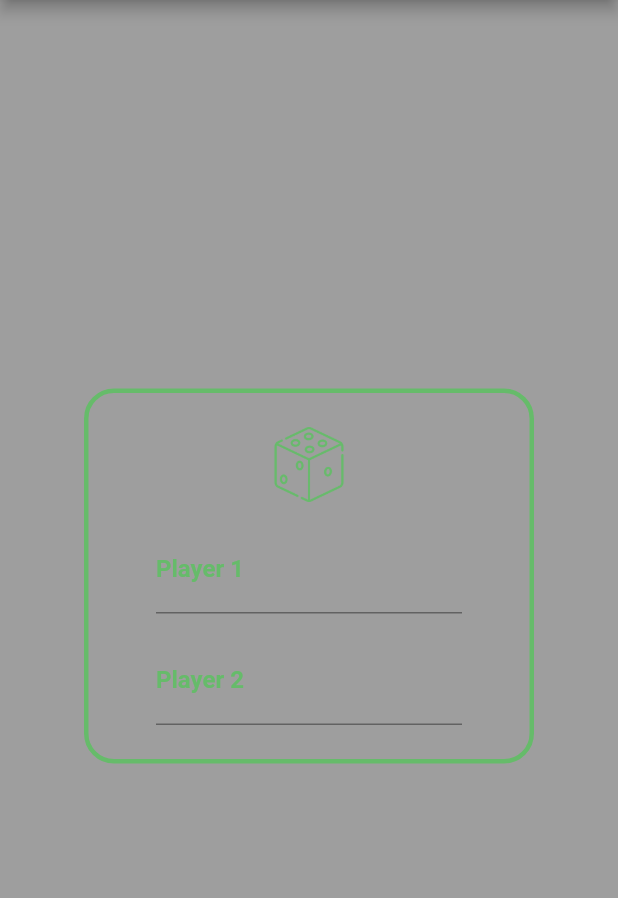
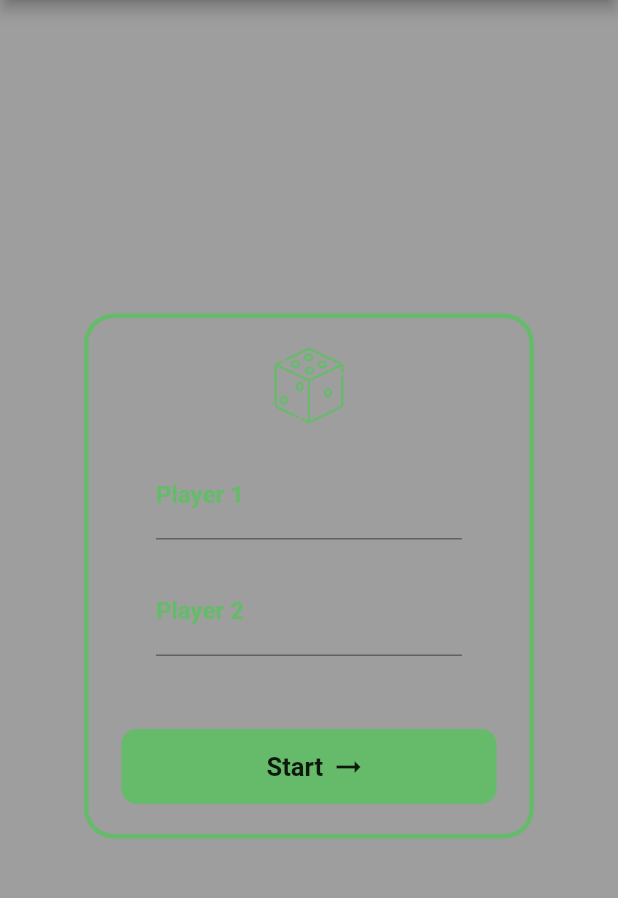
Before and after one commit to omkarChend1kar/Dicee_game, a Flutter app: the screen it shows after launch, on a phone screen of 412 x 824 dp, the part 84-982 px from its top. Run offline on Flutter 3.47's test engine with Material 2 defaults, Android fonts, the phone set to English and light mode, and no system bars.

Commit message:
Not working

```diff
--- /dev/null
+++ b/lib/src/game_screen.dart
@@ -0,0 +1,17 @@
+import 'package:flutter/material.dart';
+
+class GameScreen extends StatefulWidget {
+  const GameScreen({ Key? key }) : super(key: key);
+
+  @override
+  State<GameScreen> createState() => _GameScreenState();
+}
+
+class _GameScreenState extends State<GameScreen> {
+  @override
+  Widget build(BuildContext context) {
+    return Scaffold(
+      backgroundColor: Colors.black38,
+    );
+  }
+}
--- a/lib/src/player_names.dart
+++ b/lib/src/player_names.dart
@@ -1,3 +1,4 @@
+import 'package:dicee/src/game_screen.dart';
 import 'package:flutter/material.dart';
 
 class PlayerNames extends StatefulWidget {
@@ -8,39 +9,59 @@ class PlayerNames extends StatefulWidget {
 }
 
 class _PlayerNamesState extends State<PlayerNames> {
+  final _player1Name = TextEditingController();
+  final _player2Name = TextEditingController();
+  bool validate = false;
+  void allowStart() {
+    setState() {
+      (_player1Name.text.isEmpty && _player2Name.text.isEmpty)
+          ? validate = true
+          : validate = false;
+      // validate ? const GameScreen() : const PlayerNames();
+    }
+  }
+
   @override
   Widget build(BuildContext context) {
     return Center(
       child: Container(
+        child: Form(
           child: Column(
-          mainAxisAlignment: MainAxisAlignment.spaceAround,
+            mainAxisAlignment: MainAxisAlignment.spaceBetween,
             children: [
               playIcon(),
-            player1(),
-            player2(),
+              player1(_player1Name, validate),
+              player2(_player2Name, validate),
+              startPlaying(allowStart,_player1Name,_player2Name),
             ],
           ),
+        ),
         width: 300,
-        height: 250,
+        height: 350,
         decoration: BoxDecoration(
             borderRadius: BorderRadius.circular(20),
-          border:Border.all(
+            border: Border.all(
               width: 3,
-            color:Colors.green.shade400,
-          )
-        ),
+              color: Colors.green.shade400,
+            )),
       ),
     );
   }
 }
 
-Widget player1() {
+Widget player1(TextEditingController _player1Name, bool validate) {
   return Padding(
     padding: const EdgeInsets.fromLTRB(45, 10, 45, 0),
     child: TextField(
+      controller: _player1Name,
+      style: TextStyle(
+        fontWeight: FontWeight.bold,
+        color: Colors.green[400],
+      ),
       decoration: InputDecoration(
         labelText: 'Player 1',
         hintText: 'Enter Your Name.',
+        errorText: validate ? 'Player name is required': null,
         labelStyle: TextStyle(
           fontWeight: FontWeight.bold,
           color: Colors.green[400],
@@ -49,19 +70,25 @@ Widget player1() {
           fontWeight: FontWeight.bold,
           color: Colors.green[400],
         ),
-
+        errorStyle: TextStyle(color: Colors.red[400],)
       ),
     ),
   );
 }
 
-Widget player2() {
+Widget player2(TextEditingController _player2Name, bool validate) {
   return Padding(
     padding: const EdgeInsets.fromLTRB(45, 10, 45, 20),
-    child: TextField(
+    child: TextFormField(
+      controller: _player2Name,
+      style: TextStyle(
+        fontWeight: FontWeight.bold,
+        color: Colors.green[400],
+      ),
       decoration: InputDecoration(
         labelText: 'Player 2',
         hintText: 'Enter Your Name.',
+        errorText: validate ? 'Player name is required' : null,
         labelStyle: TextStyle(
           fontWeight: FontWeight.bold,
           color: Colors.green[400],
@@ -76,8 +103,7 @@ Widget player2() {
 }
 
 Widget playIcon() {
-  return Container(
-    child: Padding(
+  return Padding(
     padding: const EdgeInsets.fromLTRB(0, 20, 0, 0),
     child: Image.asset(
       'assets/images/dice.png',
@@ -85,6 +111,42 @@ Widget playIcon() {
       height: 50,
       color: Colors.green[400],
     ),
+  );
+}
+
+Widget startPlaying(Function allowStart,TextEditingController _player1Name,TextEditingController _player2Name) {
+  return Padding(
+    padding: const EdgeInsets.all(20.0),
+    child: InkWell(
+      onTap: () {
+        allowStart;
+        // print(_player1Name.text.isEmpty && _player2Name.text.isEmpty);
+      },
+      child: Container(
+        decoration: BoxDecoration(
+          borderRadius: BorderRadius.circular(10),
+          color: Colors.green[400],
+        ),
+        width: 250,
+        height: 50,
+        // color: Colors.green[400],
+        child: Row(
+          mainAxisAlignment: MainAxisAlignment.center,
+          children: const [
+            Padding(
+              padding: EdgeInsets.fromLTRB(10, 10, 5, 10),
+              child: Text(
+                'Start',
+                style: TextStyle(
+                  fontSize: 17,
+                  fontWeight: FontWeight.bold,
+                ),
+              ),
+            ),
+            Icon(Icons.arrow_right_alt_sharp),
+          ],
+        ),
+      ),
     ),
   );
 }
```
Lines whose indentation alone changed are shown as unchanged.
